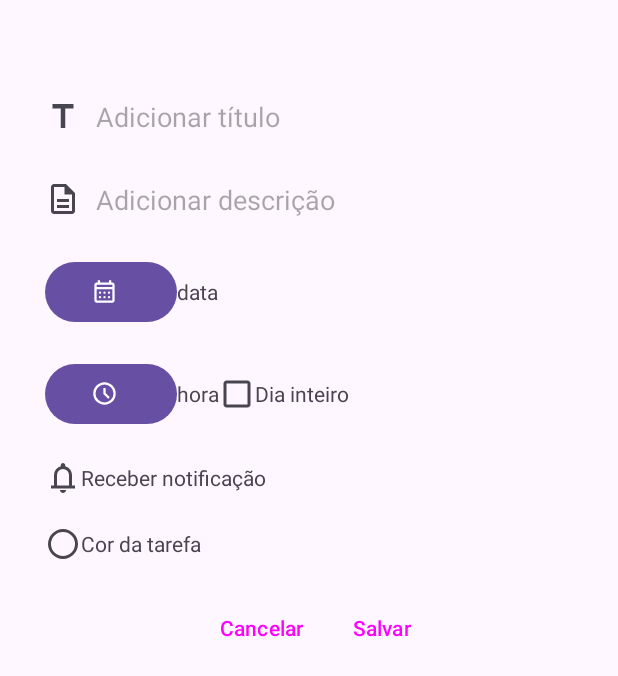
After one commit to joaovitormelo/sync, an Android app: the CreateTask screen opened directly, with no data from a screen before it, on a phone screen of 412 x 824 dp. The commit adds this screen. Shown: the top 676 px of the screen. Run offline under Robolectric (Android 15) with nearby library versions, the phone set to English and light mode, and no system bars.

Commit message:
adicionei a tela createTask

```diff
--- a/app/src/main/AndroidManifest.xml
+++ b/app/src/main/AndroidManifest.xml
@@ -13,6 +13,9 @@
         android:theme="@style/Theme.Sync"
         tools:targetApi="31">
         <activity
+            android:name=".CreateTask"
+            android:exported="false" />
+        <activity
             android:name=".MainActivity"
             android:exported="true">
             <intent-filter>
--- /dev/null
+++ b/app/src/main/java/com/rubeusufv/sync/CreateTask.java
@@ -0,0 +1,53 @@
+package com.rubeusufv.sync;
+
+import android.app.Activity;
+import android.content.Intent;
+import android.os.Bundle;
+import android.view.View;
+import android.widget.EditText;
+import android.widget.TextView;
+
+public class CreateTask extends Activity {
+
+    // Todas as variáveis para criar uma tarefa
+    private TextView nameTask;
+    private EditText descriptionTask;
+    private TextView dateTask;
+    private TextView timeTask;
+
+    @Override
+    protected void onCreate(Bundle savedInstanceState) {
+        super.onCreate(savedInstanceState);
+        setContentView(R.layout.activity_create_task);
+    }
+
+    public void createTask(View v) {
+        nameTask = findViewById(R.id.editTextTaskTitle);
+        descriptionTask = findViewById(R.id.editTextTaskDescription);
+        dateTask = findViewById(R.id.textViewDate);
+        timeTask = findViewById(R.id.textViewTime);
+
+        // Converte todas as valores em string
+        String nameTaskString = nameTask.getText().toString();
+        String descriptionTaskString = descriptionTask.getText().toString();
+        String dateTaskString = dateTask.getText().toString();
+        String timeTaskString = timeTask.getText().toString();
+
+        Intent it = new Intent(getBaseContext(), MainActivity.class);
+        Bundle newTask = new Bundle();
+
+        // Coloca todos os valores no bundle
+        newTask.putString("nameTask", nameTaskString);
+        newTask.putString("descriptionTask", descriptionTaskString);
+        newTask.putString("dateTask", dateTaskString);
+        newTask.putString("timeTask", timeTaskString);
+
+        // Intent para a tela inicial
+        it.putExtras(newTask);
+        startActivity(it);
+    }
+
+    public void cancelTask(View v) {
+        finish();
+    }
+}
--- /dev/null
+++ b/app/src/main/res/drawable/calendar_icon.xml
@@ -0,0 +1,10 @@
+<vector xmlns:android="http://schemas.android.com/apk/res/android"
+    android:width="24dp"
+    android:height="24dp"
+    android:viewportWidth="960"
+    android:viewportHeight="960"
+    android:tint="?attr/colorControlNormal">
+  <path
+      android:fillColor="@android:color/white"
+      android:pathData="M200,880Q167,880 143.5,856.5Q120,833 120,800L120,240Q120,207 143.5,183.5Q167,160 200,160L240,160L240,80L320,80L320,160L640,160L640,80L720,80L720,160L760,160Q793,160 816.5,183.5Q840,207 840,240L840,800Q840,833 816.5,856.5Q793,880 760,880L200,880ZM200,800L760,800Q760,800 760,800Q760,800 760,800L760,400L200,400L200,800Q200,800 200,800Q200,800 200,800ZM200,320L760,320L760,240Q760,240 760,240Q760,240 760,240L200,240Q200,240 200,240Q200,240 200,240L200,320ZM200,320L200,240Q200,240 200,240Q200,240 200,240L200,240Q200,240 200,240Q200,240 200,240L200,320ZM480,560Q463,560 451.5,548.5Q440,537 440,520Q440,503 451.5,491.5Q463,480 480,480Q497,480 508.5,491.5Q520,503 520,520Q520,537 508.5,548.5Q497,560 480,560ZM320,560Q303,560 291.5,548.5Q280,537 280,520Q280,503 291.5,491.5Q303,480 320,480Q337,480 348.5,491.5Q360,503 360,520Q360,537 348.5,548.5Q337,560 320,560ZM640,560Q623,560 611.5,548.5Q600,537 600,520Q600,503 611.5,491.5Q623,480 640,480Q657,480 668.5,491.5Q680,503 680,520Q680,537 668.5,548.5Q657,560 640,560ZM480,720Q463,720 451.5,708.5Q440,697 440,680Q440,663 451.5,651.5Q463,640 480,640Q497,640 508.5,651.5Q520,663 520,680Q520,697 508.5,708.5Q497,720 480,720ZM320,720Q303,720 291.5,708.5Q280,697 280,680Q280,663 291.5,651.5Q303,640 320,640Q337,640 348.5,651.5Q360,663 360,680Q360,697 348.5,708.5Q337,720 320,720ZM640,720Q623,720 611.5,708.5Q600,697 600,680Q600,663 611.5,651.5Q623,640 640,640Q657,640 668.5,651.5Q680,663 680,680Q680,697 668.5,708.5Q657,720 640,720Z"/>
+</vector>
--- /dev/null
+++ b/app/src/main/res/drawable/check_box_icon.xml
@@ -0,0 +1,10 @@
+<vector xmlns:android="http://schemas.android.com/apk/res/android"
+    android:width="24dp"
+    android:height="24dp"
+    android:viewportWidth="960"
+    android:viewportHeight="960"
+    android:tint="?attr/colorControlNormal">
+  <path
+      android:fillColor="@android:color/white"
+      android:pathData="M424,648L706,366L650,310L424,536L310,422L254,478L424,648ZM200,840Q167,840 143.5,816.5Q120,793 120,760L120,200Q120,167 143.5,143.5Q167,120 200,120L760,120Q793,120 816.5,143.5Q840,167 840,200L840,760Q840,793 816.5,816.5Q793,840 760,840L200,840ZM200,760L760,760Q760,760 760,760Q760,760 760,760L760,200Q760,200 760,200Q760,200 760,200L200,200Q200,200 200,200Q200,200 200,200L200,760Q200,760 200,760Q200,760 200,760ZM200,200L200,200Q200,200 200,200Q200,200 200,200L200,760Q200,760 200,760Q200,760 200,760L200,760Q200,760 200,760Q200,760 200,760L200,200Q200,200 200,200Q200,200 200,200Z"/>
+</vector>
--- /dev/null
+++ b/app/src/main/res/drawable/check_box_outline_icon.xml
@@ -0,0 +1,10 @@
+<vector xmlns:android="http://schemas.android.com/apk/res/android"
+    android:width="24dp"
+    android:height="24dp"
+    android:viewportWidth="960"
+    android:viewportHeight="960"
+    android:tint="?attr/colorControlNormal">
+  <path
+      android:fillColor="@android:color/white"
+      android:pathData="M200,840Q167,840 143.5,816.5Q120,793 120,760L120,200Q120,167 143.5,143.5Q167,120 200,120L760,120Q793,120 816.5,143.5Q840,167 840,200L840,760Q840,793 816.5,816.5Q793,840 760,840L200,840ZM200,760L760,760Q760,760 760,760Q760,760 760,760L760,200Q760,200 760,200Q760,200 760,200L200,200Q200,200 200,200Q200,200 200,200L200,760Q200,760 200,760Q200,760 200,760Z"/>
+</vector>
--- /dev/null
+++ b/app/src/main/res/drawable/circle_icon.xml
@@ -0,0 +1,10 @@
+<vector xmlns:android="http://schemas.android.com/apk/res/android"
+    android:width="24dp"
+    android:height="24dp"
+    android:viewportWidth="960"
+    android:viewportHeight="960"
+    android:tint="?attr/colorControlNormal">
+  <path
+      android:fillColor="@android:color/white"
+      android:pathData="M480,880Q397,880 324,848.5Q251,817 197,763Q143,709 111.5,636Q80,563 80,480Q80,397 111.5,324Q143,251 197,197Q251,143 324,111.5Q397,80 480,80Q563,80 636,111.5Q709,143 763,197Q817,251 848.5,324Q880,397 880,480Q880,563 848.5,636Q817,709 763,763Q709,817 636,848.5Q563,880 480,880ZM480,800Q614,800 707,707Q800,614 800,480Q800,346 707,253Q614,160 480,160Q346,160 253,253Q160,346 160,480Q160,614 253,707Q346,800 480,800ZM480,480Q480,480 480,480Q480,480 480,480Q480,480 480,480Q480,480 480,480Q480,480 480,480Q480,480 480,480Q480,480 480,480Q480,480 480,480Z"/>
+</vector>
--- /dev/null
+++ b/app/src/main/res/drawable/description_icon.xml
@@ -0,0 +1,10 @@
+<vector xmlns:android="http://schemas.android.com/apk/res/android"
+    android:width="24dp"
+    android:height="24dp"
+    android:viewportWidth="960"
+    android:viewportHeight="960"
+    android:tint="?attr/colorControlNormal">
+  <path
+      android:fillColor="@android:color/white"
+      android:pathData="M320,720L640,720L640,640L320,640L320,720ZM320,560L640,560L640,480L320,480L320,560ZM240,880Q207,880 183.5,856.5Q160,833 160,800L160,160Q160,127 183.5,103.5Q207,80 240,80L560,80L800,320L800,800Q800,833 776.5,856.5Q753,880 720,880L240,880ZM520,360L520,160L240,160Q240,160 240,160Q240,160 240,160L240,800Q240,800 240,800Q240,800 240,800L720,800Q720,800 720,800Q720,800 720,800L720,360L520,360ZM240,160L240,160L240,360L240,360L240,160L240,360L240,360L240,800Q240,800 240,800Q240,800 240,800L240,800Q240,800 240,800Q240,800 240,800L240,160Q240,160 240,160Q240,160 240,160Z"/>
+</vector>
--- /dev/null
+++ b/app/src/main/res/drawable/notifications_active_icon.xml
@@ -0,0 +1,10 @@
+<vector xmlns:android="http://schemas.android.com/apk/res/android"
+    android:width="24dp"
+    android:height="24dp"
+    android:viewportWidth="960"
+    android:viewportHeight="960"
+    android:tint="?attr/colorControlNormal">
+  <path
+      android:fillColor="@android:color/white"
+      android:pathData="M80,400Q80,300 124.5,216.5Q169,133 244,78L291,142Q231,186 195.5,253Q160,320 160,400L80,400ZM800,400Q800,320 764.5,253Q729,186 669,142L716,78Q791,133 835.5,216.5Q880,300 880,400L800,400ZM160,760L160,680L240,680L240,400Q240,317 290,252.5Q340,188 420,168L420,140Q420,115 437.5,97.5Q455,80 480,80Q505,80 522.5,97.5Q540,115 540,140L540,168Q620,188 670,252.5Q720,317 720,400L720,680L800,680L800,760L160,760ZM480,460L480,460L480,460L480,460Q480,460 480,460Q480,460 480,460Q480,460 480,460Q480,460 480,460ZM480,880Q447,880 423.5,856.5Q400,833 400,800L560,800Q560,833 536.5,856.5Q513,880 480,880ZM320,680L640,680L640,400Q640,334 593,287Q546,240 480,240Q414,240 367,287Q320,334 320,400L320,680Z"/>
+</vector>
--- /dev/null
+++ b/app/src/main/res/drawable/notifications_icon.xml
@@ -0,0 +1,10 @@
+<vector xmlns:android="http://schemas.android.com/apk/res/android"
+    android:width="24dp"
+    android:height="24dp"
+    android:viewportWidth="960"
+    android:viewportHeight="960"
+    android:tint="?attr/colorControlNormal">
+  <path
+      android:fillColor="@android:color/white"
+      android:pathData="M160,760L160,680L240,680L240,400Q240,317 290,252.5Q340,188 420,168L420,140Q420,115 437.5,97.5Q455,80 480,80Q505,80 522.5,97.5Q540,115 540,140L540,168Q620,188 670,252.5Q720,317 720,400L720,680L800,680L800,760L160,760ZM480,460L480,460L480,460L480,460Q480,460 480,460Q480,460 480,460Q480,460 480,460Q480,460 480,460ZM480,880Q447,880 423.5,856.5Q400,833 400,800L560,800Q560,833 536.5,856.5Q513,880 480,880ZM320,680L640,680L640,400Q640,334 593,287Q546,240 480,240Q414,240 367,287Q320,334 320,400L320,680Z"/>
+</vector>
--- /dev/null
+++ b/app/src/main/res/drawable/schedule_icon.xml
@@ -0,0 +1,10 @@
+<vector xmlns:android="http://schemas.android.com/apk/res/android"
+    android:width="24dp"
+    android:height="24dp"
+    android:viewportWidth="960"
+    android:viewportHeight="960"
+    android:tint="?attr/colorControlNormal">
+  <path
+      android:fillColor="@android:color/white"
+      android:pathData="M612,668L668,612L520,464L520,280L440,280L440,496L612,668ZM480,880Q397,880 324,848.5Q251,817 197,763Q143,709 111.5,636Q80,563 80,480Q80,397 111.5,324Q143,251 197,197Q251,143 324,111.5Q397,80 480,80Q563,80 636,111.5Q709,143 763,197Q817,251 848.5,324Q880,397 880,480Q880,563 848.5,636Q817,709 763,763Q709,817 636,848.5Q563,880 480,880ZM480,480Q480,480 480,480Q480,480 480,480Q480,480 480,480Q480,480 480,480Q480,480 480,480Q480,480 480,480Q480,480 480,480Q480,480 480,480ZM480,800Q613,800 706.5,706.5Q800,613 800,480Q800,347 706.5,253.5Q613,160 480,160Q347,160 253.5,253.5Q160,347 160,480Q160,613 253.5,706.5Q347,800 480,800Z"/>
+</vector>
--- /dev/null
+++ b/app/src/main/res/drawable/title_icon.xml
@@ -0,0 +1,10 @@
+<vector xmlns:android="http://schemas.android.com/apk/res/android"
+    android:width="24dp"
+    android:height="24dp"
+    android:viewportWidth="960"
+    android:viewportHeight="960"
+    android:tint="?attr/colorControlNormal">
+  <path
+      android:fillColor="@android:color/white"
+      android:pathData="M420,800L420,280L200,280L200,160L760,160L760,280L540,280L540,800L420,800Z"/>
+</vector>
--- /dev/null
+++ b/app/src/main/res/layout/activity_create_task.xml
@@ -0,0 +1,184 @@
+<?xml version="1.0" encoding="utf-8"?>
+<RelativeLayout xmlns:android="http://schemas.android.com/apk/res/android"
+    xmlns:tools="http://schemas.android.com/tools"
+    xmlns:app="http://schemas.android.com/apk/res-auto"
+    android:id="@+id/main"
+    android:layout_width="match_parent"
+    android:layout_height="match_parent"
+    tools:context=".CreateTask">
+
+    <LinearLayout
+        android:layout_width="match_parent"
+        android:layout_height="wrap_content"
+        android:orientation="vertical"
+        android:layout_marginTop="50dp"
+        android:layout_marginHorizontal="30dp"
+        tools:ignore="UselessParent">
+
+<!--        Título da tarefa-->
+        <LinearLayout
+            android:layout_width="wrap_content"
+            android:layout_height="wrap_content"
+            android:orientation="horizontal"
+            android:layout_marginVertical="15dp"
+            android:gravity="center">
+            <ImageView
+                android:layout_width="wrap_content"
+                android:layout_height="wrap_content"
+                android:src="@drawable/title_icon"
+                android:contentDescription="@string/descriptionTitleTask"/>
+            <EditText
+                android:id="@+id/editTextTaskTitle"
+                android:layout_width="match_parent"
+                android:layout_height="wrap_content"
+                android:layout_marginHorizontal="10dp"
+                android:hint="@string/taskTitle"
+                android:inputType="text"
+                android:ems="100"
+                android:background="@null"
+                tools:ignore="Autofill" />
+        </LinearLayout>
+
+<!--         Descrição da tarefa-->
+        <LinearLayout
+            android:layout_width="match_parent"
+            android:layout_height="wrap_content"
+            android:orientation="horizontal"
+            android:layout_marginVertical="15dp"
+            android:gravity="center">
+            <ImageView
+                android:layout_width="wrap_content"
+                android:layout_height="wrap_content"
+                android:src="@drawable/description_icon"
+                android:contentDescription="@string/descriptionDescriptionIcon"/>
+            <EditText
+                android:id="@+id/editTextTaskDescription"
+                android:layout_width="match_parent"
+                android:layout_height="wrap_content"
+                android:layout_marginHorizontal="10dp"
+                android:inputType="text"
+                android:ems="150"
+                android:background="@null"
+                android:hint="@string/descriptionPlaceholder"
+                tools:ignore="Autofill" />
+        </LinearLayout>
+
+<!--        Dia da tarefa-->
+        <LinearLayout
+            android:layout_width="wrap_content"
+            android:layout_height="wrap_content"
+            android:orientation="horizontal"
+            android:layout_marginVertical="10dp"
+            android:gravity="center">
+
+            <com.google.android.material.button.MaterialButton
+                android:id="@+id/btnDatePicker"
+                android:layout_width="wrap_content"
+                android:layout_height="wrap_content"
+                app:icon="@drawable/calendar_icon"
+                app:iconGravity="textStart"/>
+            <TextView
+                android:id="@+id/textViewDate"
+                android:layout_width="wrap_content"
+                android:layout_height="wrap_content"
+                android:text="data"/>
+        </LinearLayout>
+
+<!--        Horário da tarefa-->
+        <LinearLayout
+            android:layout_width="wrap_content"
+            android:layout_height="wrap_content"
+            android:orientation="horizontal"
+            android:layout_marginVertical="10dp"
+            android:gravity="center">
+
+            <com.google.android.material.button.MaterialButton
+                android:id="@+id/btnTimePicker"
+                android:layout_width="wrap_content"
+                android:layout_height="wrap_content"
+                app:icon="@drawable/schedule_icon"
+                app:iconGravity="textStart" />
+            <TextView
+                android:id="@+id/textViewTime"
+                android:layout_width="wrap_content"
+                android:layout_height="wrap_content"
+                android:text="hora"/>
+            <ImageView
+                android:layout_width="wrap_content"
+                android:layout_height="wrap_content"
+                android:contentDescription="@string/descriptionCheckbox"
+                android:src="@drawable/check_box_outline_icon"/>
+            <TextView
+                android:layout_width="wrap_content"
+                android:layout_height="wrap_content"
+                android:text="@string/fullDay"/>
+        </LinearLayout>
+
+<!--        Notificação da tarefa-->
+        <LinearLayout
+            android:layout_width="wrap_content"
+            android:layout_height="wrap_content"
+            android:orientation="horizontal"
+            android:gravity="center"
+            android:layout_marginVertical="10dp">
+            <ImageView
+                android:id="@+id/imageViewNotification"
+                android:layout_width="wrap_content"
+                android:layout_height="wrap_content"
+                android:src="@drawable/notifications_icon"
+                android:contentDescription="@string/descriptionNotificationIcon"/>
+            <TextView
+                android:layout_width="wrap_content"
+                android:layout_height="wrap_content"
+                android:text="@string/receiveNotification"/>
+        </LinearLayout>
+
+<!--        Cor da tarefa-->
+        <LinearLayout
+            android:layout_width="wrap_content"
+            android:layout_height="wrap_content"
+            android:gravity="center"
+            android:layout_marginVertical="10dp"
+            android:orientation="horizontal">
+            <ImageView
+                android:layout_width="wrap_content"
+                android:layout_height="wrap_content"
+                android:contentDescription="@string/descriptionCircleColorIcon"
+                android:src="@drawable/circle_icon"/>
+            <TextView
+                android:layout_width="wrap_content"
+                android:layout_height="wrap_content"
+                android:text="@string/colorTask"/>
+        </LinearLayout>
+
+<!--        Botões da tarefa-->
+        <LinearLayout
+            style="?android:attr/buttonBarStyle"
+            android:layout_width="match_parent"
+            android:layout_height="wrap_content"
+            android:orientation="horizontal"
+            android:gravity="center"
+            android:layout_marginVertical="10dp">
+
+            <Button
+                android:id="@+id/btnCancel"
+                style="?android:attr/buttonBarButtonStyle"
+                android:layout_width="wrap_content"
+                android:layout_height="wrap_content"
+                android:text="@string/cancel"
+                android:layout_marginHorizontal="20dp"
+                android:onClick="cancelTask" />
+
+            <Button
+                android:id="@+id/btnSave"
+                style="?android:attr/buttonBarButtonStyle"
+                android:layout_width="wrap_content"
+                android:layout_height="wrap_content"
+                android:text="@string/save"
+                android:layout_marginHorizontal="20dp"
+                android:onClick="createTask"/>
+        </LinearLayout>
+
+    </LinearLayout>
+
+</RelativeLayout>
--- a/app/src/main/res/values/strings.xml
+++ b/app/src/main/res/values/strings.xml
@@ -1,3 +1,17 @@
 <resources>
     <string name="app_name">Sync</string>
+    <string name="taskTitle">Adicionar título</string>
+    <string name="descriptionPlaceholder">Adicionar descrição</string>
+    <string name="descriptionDescriptionIcon">Ícone de descrição</string>
+    <string name="descriptionCalendarIcon">Ícone de calendário</string>
+    <string name="descriptionScheduleIcon">Ícone de horário</string>
+    <string name="descriptionNotificationIcon">Ícone de notificação</string>
+    <string name="descriptionTitleTask">Ícone de título</string>
+    <string name="descriptionCheckbox">Ícone de checkbox</string>
+    <string name="descriptionCircleColorIcon">Ícone de cor</string>
+    <string name="receiveNotification">Receber notificação</string>
+    <string name="colorTask">Cor da tarefa</string>
+    <string name="fullDay">Dia inteiro</string>
+    <string name="cancel">Cancelar</string>
+    <string name="save">Salvar</string>
 </resources>
```
